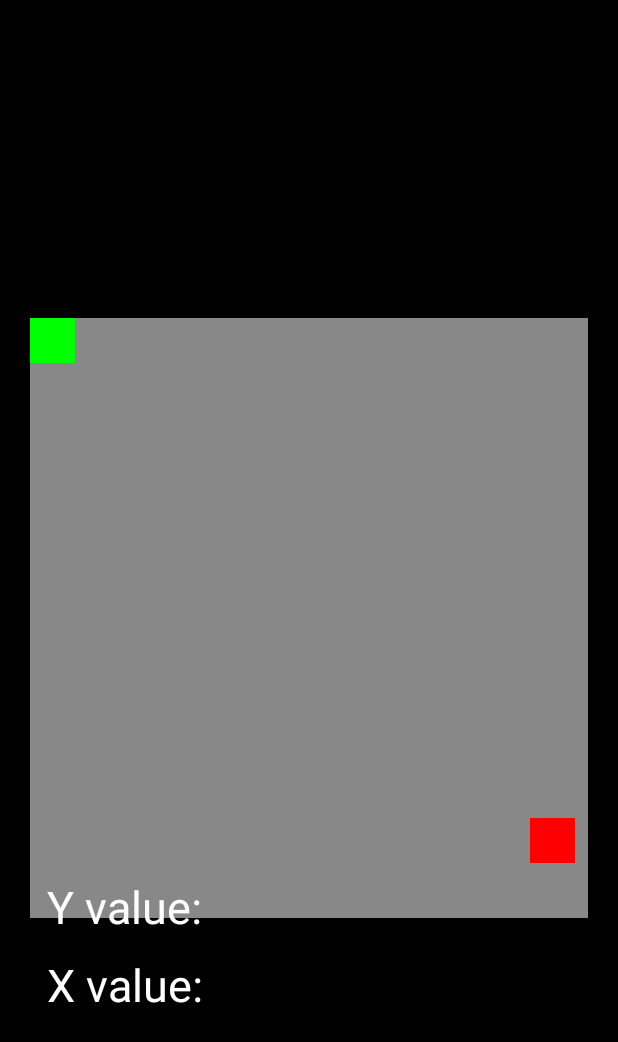
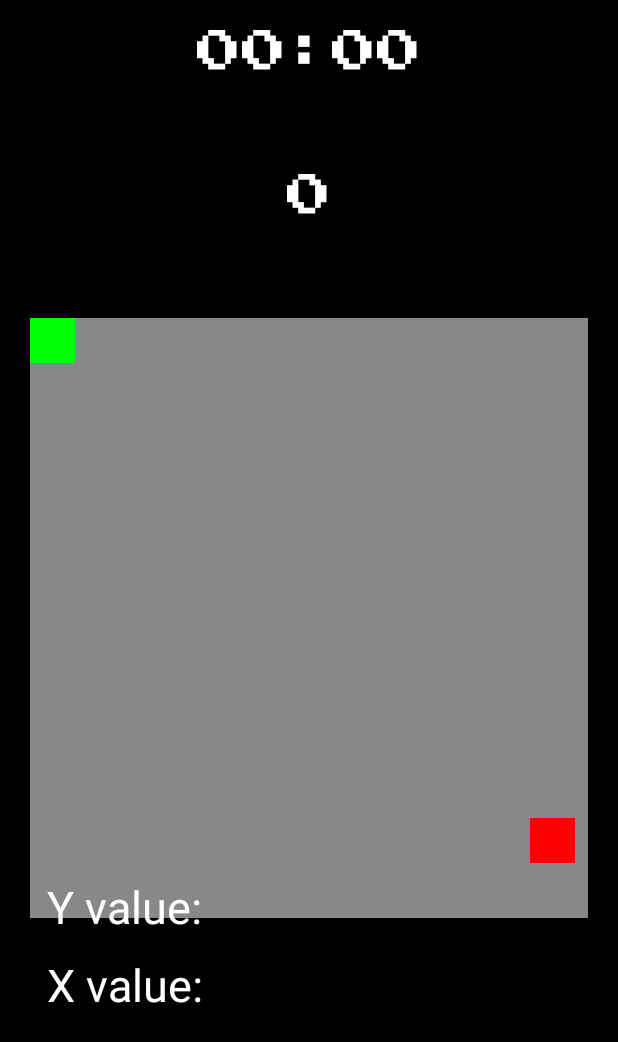
Before and after one commit to CSD3156-Team-6/Project-1, an Android app: the GameActivity screen opened directly, with no data from a screen before it, on a phone screen of 412 x 824 dp. Shown: the top 1042 px of the screen. Run offline under Robolectric (Android 15) with nearby library versions, the phone set to English and light mode, and no system bars.

Commit message:
Item added (in description)
-Font ttf file
-Snake logic to bite himself
-Score tracker
-Time Tracker
-Thread reset as it was previously causing some issue with game speed when going back and fro

```diff
--- a/Project1/app/src/main/res/layout/activity_game.xml
+++ b/Project1/app/src/main/res/layout/activity_game.xml
@@ -8,6 +8,31 @@
     android:padding="20dp"
     tools:context=".game.GameActivity">
 
+    <TextView
+        android:id="@+id/idTimeTextView"
+        android:layout_width="wrap_content"
+        android:layout_height="wrap_content"
+        android:text="00:00"
+        android:fontFamily="@font/pressstart2p"
+        android:textColor="#FFFFFF"
+        android:textSize="30dp"
+        app:layout_constraintEnd_toEndOf="parent"
+        app:layout_constraintStart_toStartOf="parent"
+        app:layout_constraintTop_toTopOf="parent" />
+
+    <TextView
+        android:id="@+id/idScoreTextView"
+        android:layout_width="wrap_content"
+        android:layout_height="wrap_content"
+        android:fontFamily="@font/pressstart2p"
+        android:text="0"
+        android:textColor="#FFFFFF"
+        android:textSize="30dp"
+        app:layout_constraintBottom_toTopOf="@+id/gameCanvasID"
+        app:layout_constraintEnd_toEndOf="parent"
+        app:layout_constraintStart_toStartOf="parent"
+        app:layout_constraintTop_toBottomOf="@+id/idTimeTextView" />
+
     <com.csd3156.project1.game.CanvasView
         android:id="@+id/gameCanvasID"
         android:layout_width="match_parent"
@@ -17,6 +42,7 @@
         app:layout_constraintStart_toStartOf="parent"
         app:layout_constraintTop_toTopOf="parent" />
 
+    <!--    CEDRIC'S STUFF -->
     <TextView
         android:id="@+id/textViewtiltvalX"
         android:layout_width="wrap_content"
@@ -41,38 +67,4 @@
         app:layout_constraintStart_toStartOf="parent"
         app:layout_constraintTop_toTopOf="parent" />
 
-    <!--    <Button-->
-    <!--        android:id="@+id/buttonUpID"-->
-    <!--        android:layout_width="wrap_content"-->
-    <!--        android:layout_height="wrap_content"-->
-    <!--        android:text="@string/UP"-->
-    <!--        app:layout_constraintBottom_toTopOf="@+id/buttonRightID"-->
-    <!--        app:layout_constraintEnd_toStartOf="@+id/buttonRightID"-->
-    <!--        app:layout_constraintStart_toEndOf="@+id/buttonLeftID" />-->
-
-    <!--    <Button-->
-    <!--        android:id="@+id/buttonDownID"-->
-    <!--        android:layout_width="wrap_content"-->
-    <!--        android:layout_height="wrap_content"-->
-    <!--        android:text="@string/DOWN"-->
-    <!--        app:layout_constraintBottom_toBottomOf="parent"-->
-    <!--        app:layout_constraintEnd_toEndOf="parent"-->
-    <!--        app:layout_constraintStart_toStartOf="parent" />-->
-
-    <!--    <Button-->
-    <!--        android:id="@+id/buttonLeftID"-->
-    <!--        android:layout_width="wrap_content"-->
-    <!--        android:layout_height="wrap_content"-->
-    <!--        android:text="@string/LEFT"-->
-    <!--        app:layout_constraintBottom_toTopOf="@+id/buttonDownID"-->
-    <!--        app:layout_constraintEnd_toStartOf="@+id/buttonDownID" />-->
-
-    <!--    <Button-->
-    <!--        android:id="@+id/buttonRightID"-->
-    <!--        android:layout_width="wrap_content"-->
-    <!--        android:layout_height="wrap_content"-->
-    <!--        android:text="@string/RIGHT"-->
-    <!--        app:layout_constraintBottom_toTopOf="@+id/buttonDownID"-->
-    <!--        app:layout_constraintStart_toEndOf="@+id/buttonDownID" />-->
-
 </androidx.constraintlayout.widget.ConstraintLayout>
```
Also changed, not shown: Project1/app/src/main/java/com/csd3156/project1/game/GameActivity.kt (+62 -6 lines), Project1/app/src/main/res/font/pressstart2p.ttf (added).
